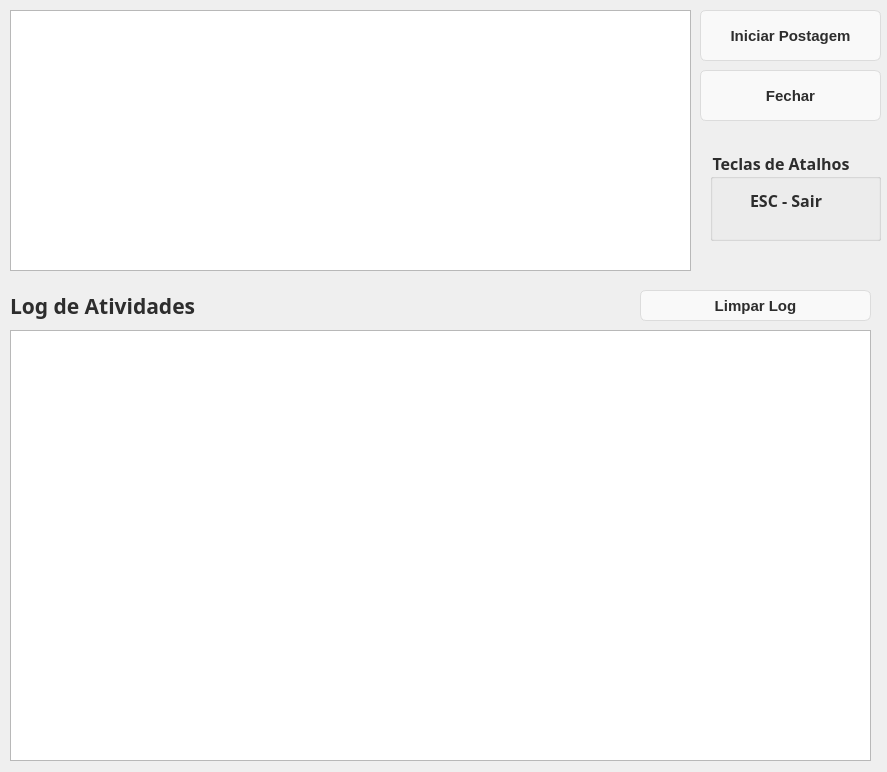
First picture: the form in dialog_postar.ui, repository bruno-bert/nfpauto, before the edit.
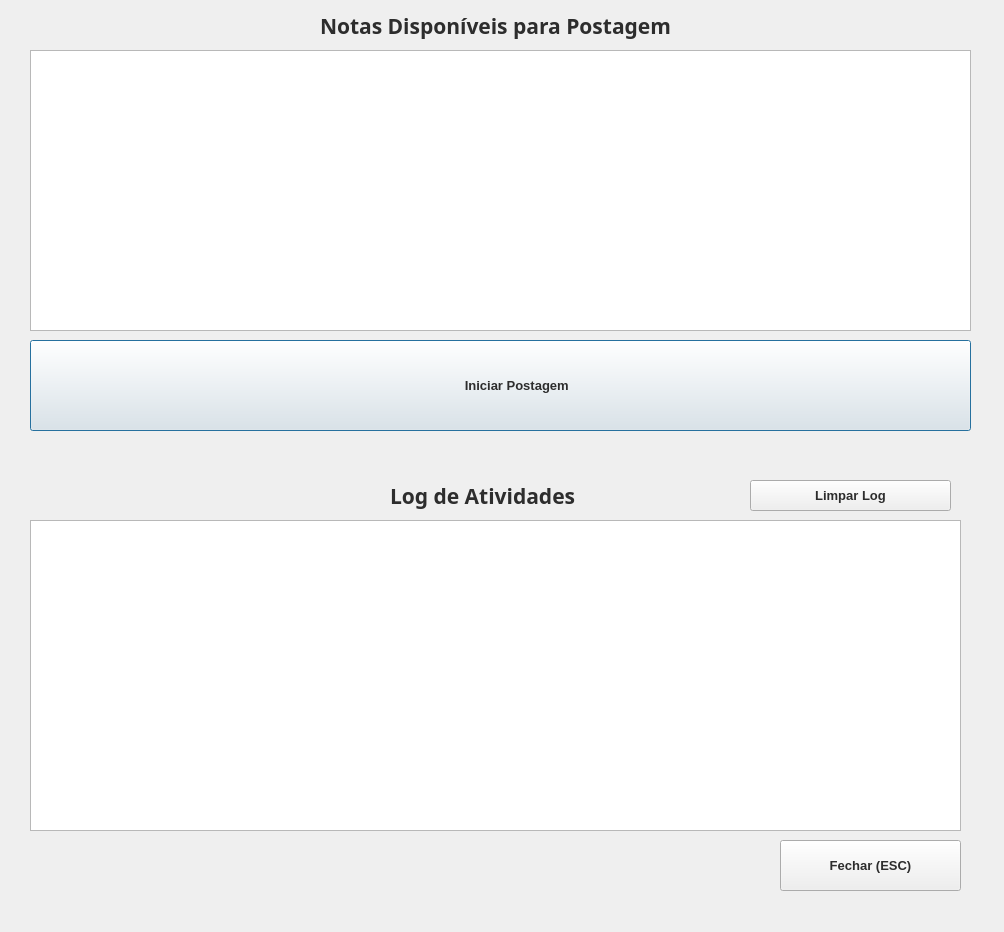
Second picture: the form after the edit. Icons and pictures are not drawn.

What changed in the file:
```diff
--- a/dialog_postar.ui
+++ b/dialog_postar.ui
@@ -6,8 +6,8 @@
    <rect>
     <x>0</x>
     <y>0</y>
-    <width>887</width>
-    <height>772</height>
+    <width>1004</width>
+    <height>932</height>
    </rect>
   </property>
   <property name="font">
@@ -19,30 +19,7 @@
    <string>Notas fiscais a serem postadas</string>
   </property>
   <property name="styleSheet">
-   <string notr="true">QPushButton {
-	box-shadow:inset 0px 1px 0px 0px #ffffff;
-	background:linear-gradient(to bottom, #f9f9f9 5%, #e9e9e9 100%);
-	background-color:#f9f9f9;
-	border-radius:6px;
-	border:1px solid #dcdcdc;
-	display:inline-block;
-	cursor:pointer;
-	color:#666666;
-	font-family:Arial;
-	font-size:15px;
-	font-weight:bold;
-	padding:6px 24px;
-	text-decoration:none;
-	text-shadow:0px 1px 0px #ffffff;
-}
-QPushButton:hover {
-  background:linear-gradient(to bottom, #e9e9e9 5%, #f9f9f9 100%);
-	background-color:#e9e9e9;
-}
-QPushButton:active {
-  position:relative;
-	top:1px;
-}</string>
+   <string notr="true"/>
   </property>
   <widget class="QTableWidget" name="lista_notas">
    <property name="enabled">
@@ -50,10 +27,10 @@
    </property>
    <property name="geometry">
     <rect>
-     <x>10</x>
-     <y>10</y>
-     <width>681</width>
-     <height>261</height>
+     <x>30</x>
+     <y>50</y>
+     <width>941</width>
+     <height>281</height>
     </rect>
    </property>
    <property name="font">
@@ -77,73 +54,30 @@
     <enum>QAbstractItemView::SelectRows</enum>
    </property>
    <property name="gridStyle">
-    <enum>Qt::SolidLine</enum>
+    <enum>Qt::DotLine</enum>
    </property>
    <attribute name="horizontalHeaderStretchLastSection">
     <bool>false</bool>
    </attribute>
-  </widget>
-  <widget class="QGroupBox" name="grupo_atalhos">
-   <property name="geometry">
-    <rect>
-     <x>710</x>
-     <y>150</y>
-     <width>171</width>
-     <height>91</height>
-    </rect>
-   </property>
-   <property name="font">
-    <font>
-     <family>Montserrat</family>
-     <pointsize>12</pointsize>
-     <weight>75</weight>
-     <bold>true</bold>
-    </font>
-   </property>
-   <property name="styleSheet">
-    <string notr="true">color: rgb(45, 45, 45);</string>
-   </property>
-   <property name="title">
-    <string>Teclas de Atalhos</string>
-   </property>
-   <widget class="QLabel" name="lbl_atalho1">
-    <property name="geometry">
-     <rect>
-      <x>40</x>
-      <y>30</y>
-      <width>81</width>
-      <height>41</height>
-     </rect>
-    </property>
-    <property name="font">
-     <font>
-      <family>Montserrat</family>
-      <pointsize>12</pointsize>
-      <weight>75</weight>
-      <bold>true</bold>
-     </font>
-    </property>
-    <property name="styleSheet">
-     <string>color: rgb(45, 45, 45);</string>
-    </property>
-    <property name="text">
-     <string>ESC - Sair</string>
-    </property>
-   </widget>
+   <attribute name="verticalHeaderVisible">
+    <bool>false</bool>
+   </attribute>
+   <attribute name="verticalHeaderHighlightSections">
+    <bool>false</bool>
+   </attribute>
   </widget>
   <widget class="QPushButton" name="btn_iniciar_postagem">
    <property name="geometry">
     <rect>
-     <x>700</x>
-     <y>10</y>
-     <width>181</width>
-     <height>51</height>
+     <x>30</x>
+     <y>340</y>
+     <width>941</width>
+     <height>91</height>
     </rect>
    </property>
    <property name="font">
     <font>
      <family>Arial</family>
-     <pointsize>-1</pointsize>
      <weight>75</weight>
      <bold>true</bold>
      <underline>false</underline>
@@ -154,14 +88,24 @@
     <string notr="true">color: rgb(45, 45, 45);</string>
    </property>
    <property name="text">
-    <string>Iniciar Postagem</string>
+    <string>         Iniciar Postagem</string>
+   </property>
+   <property name="icon">
+    <iconset>
+     <normaloff>assets/icons/ai.png</normaloff>assets/icons/ai.png</iconset>
+   </property>
+   <property name="iconSize">
+    <size>
+     <width>64</width>
+     <height>64</height>
+    </size>
    </property>
   </widget>
   <widget class="QPushButton" name="btn_fechar">
    <property name="geometry">
     <rect>
-     <x>700</x>
-     <y>70</y>
+     <x>780</x>
+     <y>840</y>
      <width>181</width>
      <height>51</height>
     </rect>
@@ -169,7 +113,6 @@
    <property name="font">
     <font>
      <family>Arial</family>
-     <pointsize>-1</pointsize>
      <weight>75</weight>
      <bold>true</bold>
      <underline>false</underline>
@@ -180,15 +123,15 @@
     <string notr="true">color: rgb(45, 45, 45);</string>
    </property>
    <property name="text">
-    <string>Fechar</string>
+    <string>Fechar (ESC)</string>
    </property>
   </widget>
   <widget class="QLabel" name="label_log">
    <property name="geometry">
     <rect>
-     <x>10</x>
-     <y>290</y>
-     <width>281</width>
+     <x>390</x>
+     <y>480</y>
+     <width>211</width>
      <height>31</height>
     </rect>
    </property>
@@ -210,10 +153,10 @@
   <widget class="QListView" name="list_log">
    <property name="geometry">
     <rect>
-     <x>10</x>
-     <y>330</y>
-     <width>861</width>
-     <height>431</height>
+     <x>30</x>
+     <y>520</y>
+     <width>931</width>
+     <height>311</height>
     </rect>
    </property>
    <property name="font">
@@ -229,16 +172,15 @@
   <widget class="QPushButton" name="btn_limpar">
    <property name="geometry">
     <rect>
-     <x>640</x>
-     <y>290</y>
-     <width>231</width>
+     <x>750</x>
+     <y>480</y>
+     <width>201</width>
      <height>31</height>
     </rect>
    </property>
    <property name="font">
     <font>
      <family>Arial</family>
-     <pointsize>-1</pointsize>
      <weight>75</weight>
      <bold>true</bold>
      <underline>false</underline>
@@ -252,6 +194,30 @@
     <string>Limpar Log</string>
    </property>
   </widget>
+  <widget class="QLabel" name="label_log_2">
+   <property name="geometry">
+    <rect>
+     <x>320</x>
+     <y>10</y>
+     <width>391</width>
+     <height>31</height>
+    </rect>
+   </property>
+   <property name="font">
+    <font>
+     <family>Montserrat</family>
+     <pointsize>16</pointsize>
+     <weight>75</weight>
+     <bold>true</bold>
+    </font>
+   </property>
+   <property name="styleSheet">
+    <string notr="true">color: rgb(45, 45, 45);</string>
+   </property>
+   <property name="text">
+    <string>Notas Disponíveis para Postagem</string>
+   </property>
+  </widget>
  </widget>
  <resources/>
  <connections/>
```
Left out of the diff: 9 changed lines with no effect on the pictures.
